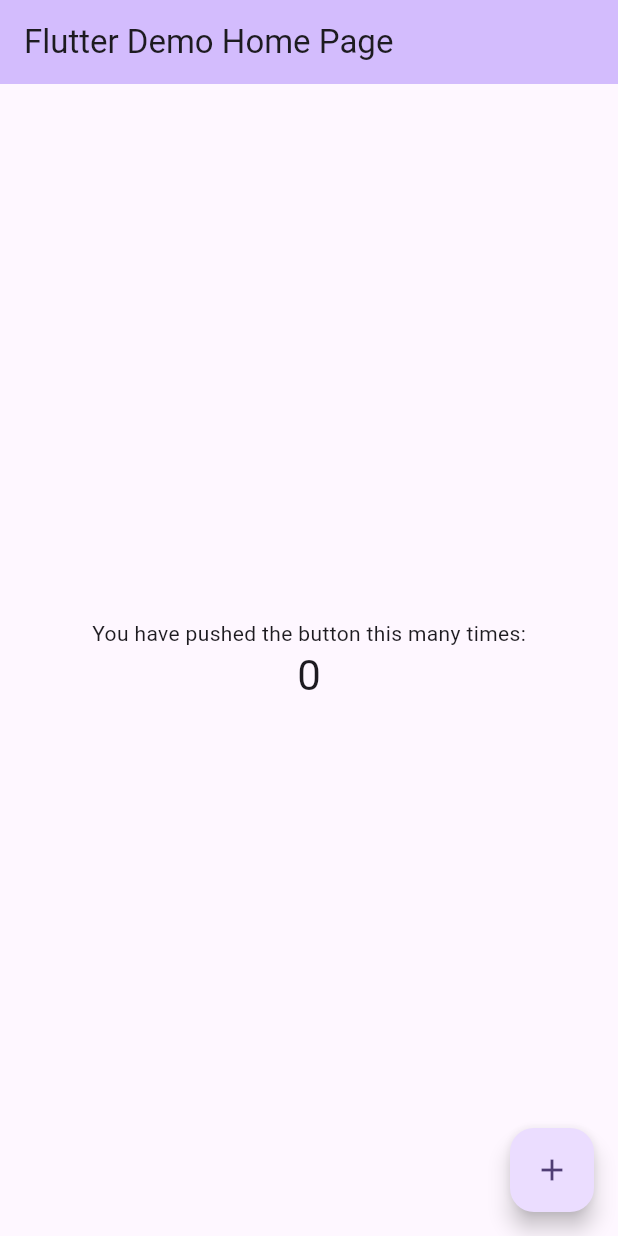
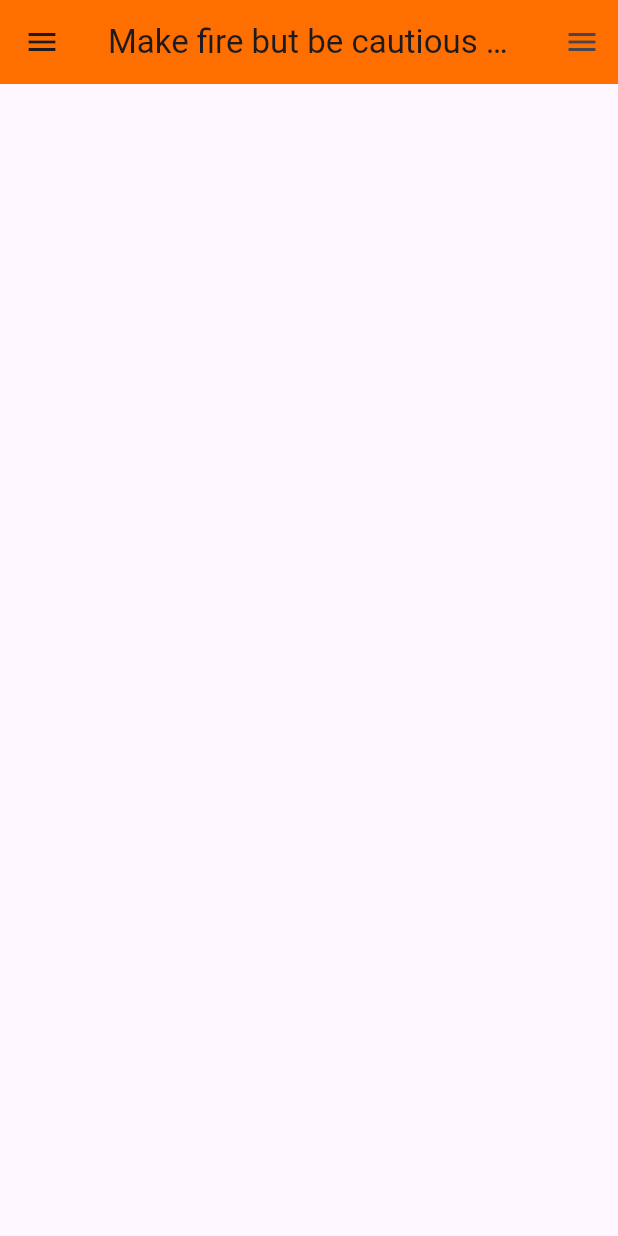
Before and after one commit to Thomaltarix/Make-Flames-or-Die, a Flutter app: the screen it shows after launch, on a phone screen of 412 x 824 dp. Run offline on Flutter 3.47's test engine with Material 3 defaults, Android fonts, the phone set to English and light mode, and no system bars.

Commit message:
[ADDED] main structure for the page

```diff
--- a/lib/main.dart
+++ b/lib/main.dart
@@ -55,72 +55,108 @@ class MyHomePage extends StatefulWidget {
 }
 
 class _MyHomePageState extends State<MyHomePage> {
-  int _counter = 0;
-
-  void _incrementCounter() {
-    setState(() {
-      // This call to setState tells the Flutter framework that something has
-      // changed in this State, which causes it to rerun the build method below
-      // so that the display can reflect the updated values. If we changed
-      // _counter without calling setState(), then the build method would not be
-      // called again, and so nothing would appear to happen.
-      _counter++;
-    });
-  }
+  Lexic lexic = Lexic();
 
   @override
   Widget build(BuildContext context) {
-    // This method is rerun every time setState is called, for instance as done
-    // by the _incrementCounter method above.
-    //
-    // The Flutter framework has been optimized to make rerunning build methods
-    // fast, so that you can just rebuild anything that needs updating rather
-    // than having to individually change instances of widgets.
     return Scaffold(
       appBar: AppBar(
-        // TRY THIS: Try changing the color here to a specific color (to
-        // Colors.amber, perhaps?) and trigger a hot reload to see the AppBar
-        // change color while the other colors stay the same.
-        backgroundColor: Theme.of(context).colorScheme.inversePrimary,
-        // Here we take the value from the MyHomePage object that was created by
-        // the App.build method, and use it to set our appbar title.
-        title: Text(widget.title),
+        backgroundColor: Colors.amber.shade900,
+        title: Text('Make fire but be cautious not to hurt yourself'),
       ),
-      body: Center(
-        // Center is a layout widget. It takes a single child and positions it
-        // in the middle of the parent.
-        child: Column(
-          // Column is also a layout widget. It takes a list of children and
-          // arranges them vertically. By default, it sizes itself to fit its
-          // children horizontally, and tries to be as tall as its parent.
-          //
-          // Column has various properties to control how it sizes itself and
-          // how it positions its children. Here we use mainAxisAlignment to
-          // center the children vertically; the main axis here is the vertical
-          // axis because Columns are vertical (the cross axis would be
-          // horizontal).
-          //
-          // TRY THIS: Invoke "debug painting" (choose the "Toggle Debug Paint"
-          // action in the IDE, or press "p" in the console), to see the
-          // wireframe for each widget.
-          mainAxisAlignment: MainAxisAlignment.center,
-          children: <Widget>[
-            const Text(
-              'You have pushed the button this many times:',
-            ),
-            Text(
-              '$_counter',
-              style: Theme.of(context).textTheme.headlineMedium,
-            ),
+      drawer: SizedBox(
+        width: MediaQuery.of(context).size.width * 0.3,
+        height: MediaQuery.of(context).size.height,
+        child: Drawer(
+          child: ListView(
+            children: [
+                SizedBox(
+                  height: MediaQuery.of(context).size.height * 0.25,
+
+                  child: DrawerHeader(
+                    decoration: BoxDecoration(
+                      color: Colors.deepOrange
+                    ),
+                    child: Center(
+                      child: Text('Menu', style: TextStyle(fontWeight: FontWeight.bold)),
+                    ),
+                  ),
+                ),
+              ListTile(
+                title: Text('Advancement'),
+              ),
+              ListTile(
+                title: Text('Settings'),
+              ),
+              ListTile(
+                title: Text('Help'),
+              ),
+              ListTile(
+                title: Text('Credits'),
+              ),
+            ],
+          ),
+        ),
+      ),
+      endDrawer: SizedBox(
+        width: MediaQuery.of(context).size.width * 0.4,
+        height: MediaQuery.of(context).size.height,
+        child: Drawer(
+          child: ListView.builder(
+            itemCount: lexic.lexicitems.length,
+            itemBuilder: (BuildContext context, int index) {
+              return Row(
+                children: [
+                  Image(image: lexic.lexicitems[index].imageprovider),
+                  Text(lexic.lexicitems[index].name),
+                ],
+              );
+            }
+          ),
+            //(
+            //children: [
+              //SizedBox(
+              //  height: MediaQuery.of(context).size.height * 0.25,
+              //  child: DrawerHeader(
+              //    decoration: BoxDecoration(
+              //        color: Colors.deepOrange
+              //    ),
+              //    child: Center(
+              //      child: Text('Lexic', style: TextStyle(fontWeight: FontWeight.bold)),
+              //    ),
+              //  ),
+              //),
+
+            //],
+          //),
+        ),
+      ),
+      body: SizedBox(
+        height: MediaQuery.of(context).size.height * 0.8,
+        width: MediaQuery.of(context).size.width,
+      ),
+      bottomNavigationBar: SizedBox(
+        height: MediaQuery.of(context).size.height * 0.10,
+        width: MediaQuery.of(context).size.width,
+        child: ListView(
+          scrollDirection: Axis.horizontal,
+          children: [
           ],
         ),
       ),
-      floatingActionButton: FloatingActionButton(
-        onPressed: _incrementCounter,
-        tooltip: 'Increment',
-        child: const Icon(Icons.add),
-      ), // This trailing comma makes auto-formatting nicer for build methods.
     );
+  }
+}
+
+class Lexic {
+  var lexicitems = <Item>[];
+
+  Lexic();
+
+  void newlexicitem(Item newitem) {
+    if (!lexicitems.contains(newitem)) {
+      lexicitems.add(newitem);
+    }
   }
 }
 
@@ -128,8 +164,16 @@ class _MyHomePageState extends State<MyHomePage> {
 class Item {
   const Item ({
     required this.name,
-    required this.image
+    required this.imageprovider,
+    required this.color,
+    required this.smoke,
+    required this.height,
+    required this.width,
   });
   final String name;
-  final Image image;
+  final ImageProvider imageprovider;
+  final Colors color;
+  final Colors smoke;
+  final int height;
+  final int width;
 }
```
